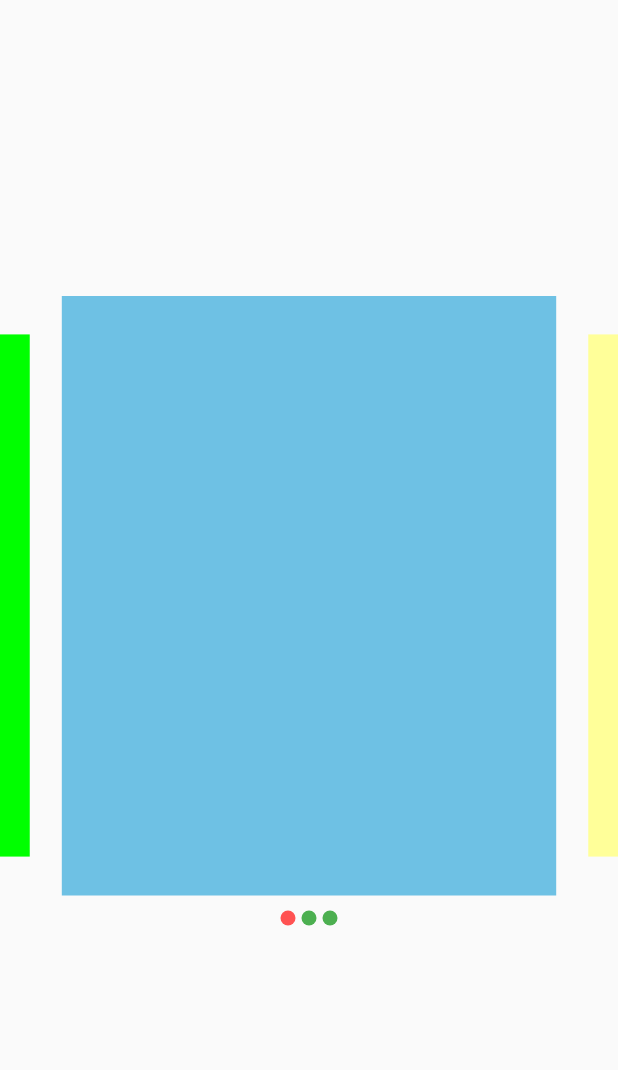
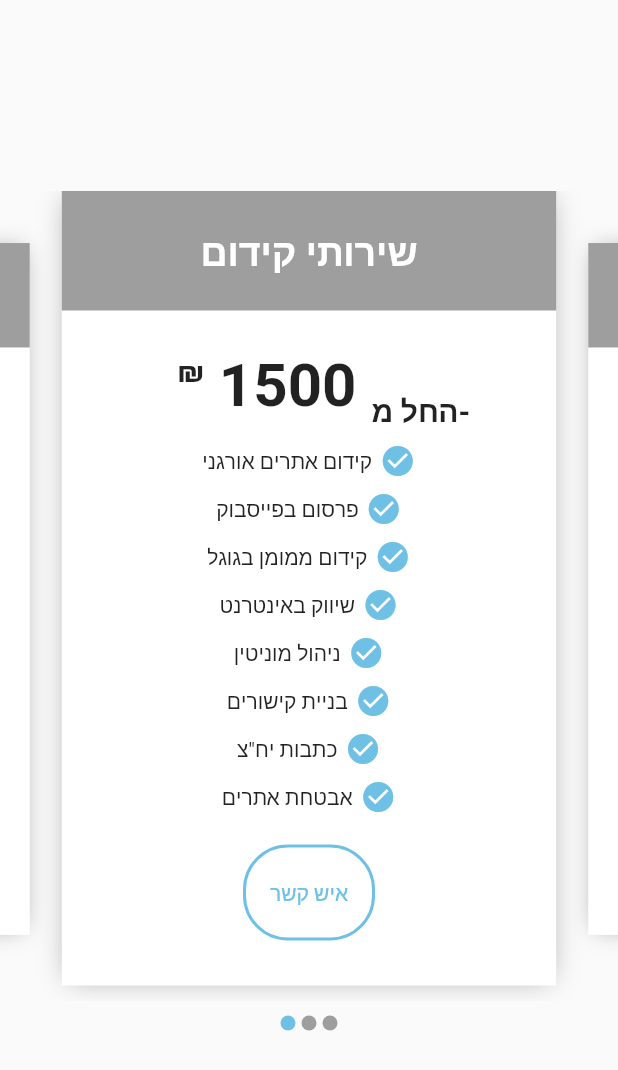
Before and after one commit to Bahaaib/BizztApp, a Flutter app: the screen it shows after launch, on a phone screen of 412 x 824 dp. Shown: the top 1070 px of the screen. Run offline on Flutter 3.47's test engine with Material 2 defaults, Android fonts, the phone set to English and light mode, and no system bars; drawn by our look-alikes of carousel_slider.

Commit message:
added prices carousel

```diff
--- a/lib/utils/text_utils.dart
+++ b/lib/utils/text_utils.dart
@@ -79,4 +79,51 @@ class TextUtils {
     'אצל חברת Bizzt תקבלו תמיכה טכנית וייעוץ בכל זמן בו תצטרכו את שירותינו',
     'אצלנו תקבלו שירות אישי, אדיב ומקצועי לכל מגוון שירותינו הרבים'
   ];
+
+  static List<String> priceTitles = [
+    'שירותי קידום',
+    'שירותי ניהול',
+    'שירותי בנייה ועיצוב'
+  ];
+
+  static List<String> priceValues = ['1500', '390', '500'];
+
+  static List<String> priceList1 = [
+    'קידום אתרים אורגני',
+    'פרסום בפייסבוק',
+    'קידום ממומן בגוגל',
+    'שיווק באינטרנט',
+    'ניהול מוניטין',
+    'בניית קישורים',
+    'כתבות יח"צ',
+    'אבטחת אתרים'
+  ];
+
+  static List<String> priceList2 = [
+    'ניהול קשרי לקוחות',
+    'הנפקת חשבוניות',
+    'ניהול לקוחות',
+    'ניהול לידים',
+    'ניהול עובדים',
+    'ניהול יומן',
+    'בקרת העסק',
+    'הנהלת חשבונות'
+  ];
+
+  static List<String> priceList3 = [
+    'בניית ועיצוב אתרים',
+    'עיצוב גרפיקה',
+    'כתיבת מאמרים',
+    'אפיון אתרים',
+    'בניית ועיצוב לוגו',
+    'שם וסלוגן לעסק',
+    'דומיינים ואחסון אתרים',
+    'בניית דפי נחיתה'
+  ];
+
+  static List<List<String>> priceContentLists = [
+    priceList1,
+    priceList2,
+    priceList3
+  ];
 }
```
Also changed, not shown: lib/price_page/price_page_view.dart (+113 -6 lines).
